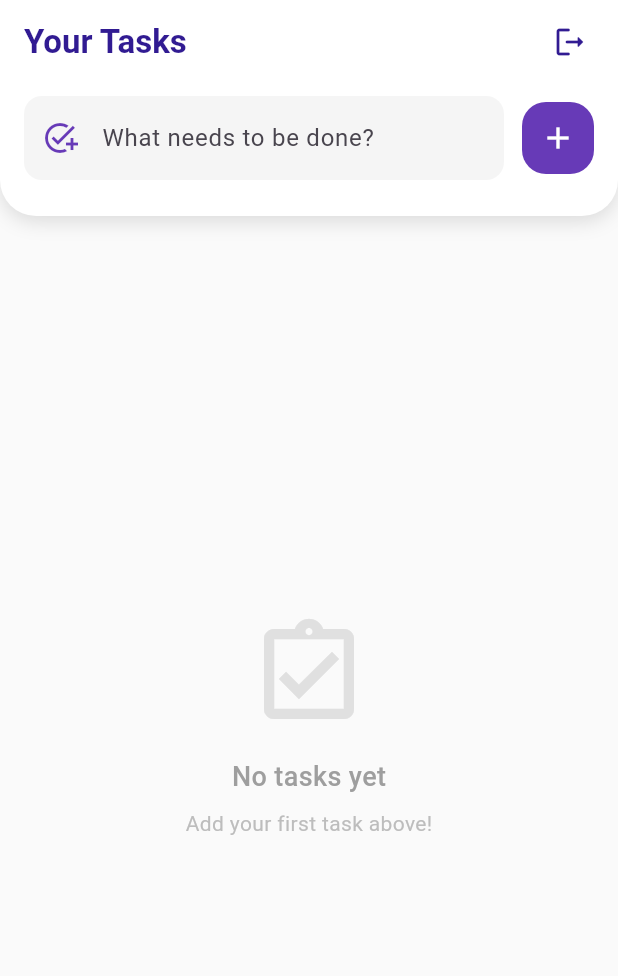
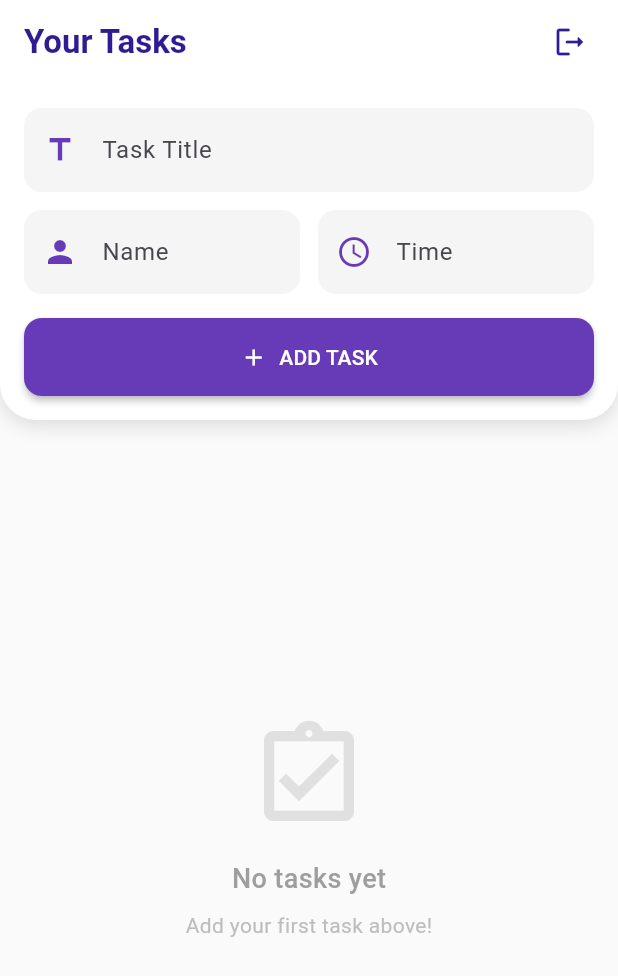
Before and after one commit to defender07/task, a Flutter app: the screen it shows once a user with an empty profile is signed in, on a phone screen of 412 x 824 dp. Shown: the top 976 px of the screen. Run offline on Flutter 3.47's test engine with Material 3 defaults, Android fonts, the phone set to English and light mode, and no system bars; our stand-ins replace dio, firebase_auth, firebase_core; accounts and stored records are empty; network calls fail.

Commit message:
feat: Introduce task management feature with home page, provider, model, and repository.

```diff
--- a/lib/data/models/task_model.dart
+++ b/lib/data/models/task_model.dart
@@ -1,11 +1,15 @@
 class TaskModel {
   final String? id;
   final String title;
+  final String name;
+  final String time;
   final bool completed;
 
   TaskModel({
     this.id,
     required this.title,
+    this.name = '',
+    this.time = '',
     this.completed = false,
   });
 
@@ -14,6 +18,8 @@ class TaskModel {
     return TaskModel(
       id: id,
       title: json['title'] ?? '',
+      name: json['name'] ?? '',
+      time: json['time'] ?? '',
       completed: json['completed'] ?? false,
     );
   }
@@ -21,6 +27,8 @@ class TaskModel {
   Map<String, dynamic> toJson() {
     return {
       'title': title,
+      'name': name,
+      'time': time,
       'completed': completed,
     };
   }
@@ -28,11 +36,15 @@ class TaskModel {
   TaskModel copyWith({
     String? id,
     String? title,
+    String? name,
+    String? time,
     bool? completed,
   }) {
     return TaskModel(
       id: id ?? this.id,
       title: title ?? this.title,
+      name: name ?? this.name,
+      time: time ?? this.time,
       completed: completed ?? this.completed,
     );
   }
--- a/lib/data/repositories/task_repository.dart
+++ b/lib/data/repositories/task_repository.dart
@@ -29,10 +29,9 @@ class TaskRepository {
         data: {'completed': completed});
   }
 
-  Future<void> updateTaskTitle(
-      String taskId, String title, String? token) async {
-    await _dio
-        .patch('$_itemBaseUrl$taskId.json?auth=$token', data: {'title': title});
+  Future<void> updateTask(TaskModel task, String? token) async {
+    await _dio.patch('$_itemBaseUrl${task.id}.json?auth=$token',
+        data: task.toJson());
   }
 
   Future<void> deleteTask(String taskId, String? token) async {
--- a/lib/presentation/pages/home_page.dart
+++ b/lib/presentation/pages/home_page.dart
@@ -13,6 +13,8 @@ class HomePage extends StatefulWidget {
 
 class _HomePageState extends State<HomePage> {
   final TextEditingController _taskController = TextEditingController();
+  final TextEditingController _nameController = TextEditingController();
+  final TextEditingController _timeController = TextEditingController();
 
   @override
   void initState() {
@@ -30,30 +32,54 @@ class _HomePageState extends State<HomePage> {
     if (_taskController.text.trim().isEmpty) return;
     final authProvider = Provider.of<AuthProvider>(context, listen: false);
     try {
-      await Provider.of<TaskProvider>(context, listen: false)
-          .addTask(_taskController.text.trim(), authProvider.token);
-      debugPrint('Task added successfully');
+      await Provider.of<TaskProvider>(context, listen: false).addTask(
+        _taskController.text.trim(),
+        _nameController.text.trim(),
+        _timeController.text.trim(),
+        authProvider.token,
+      );
       if (mounted) {
         ScaffoldMessenger.of(context).showSnackBar(
           const SnackBar(content: Text('Task added successfully!')),
         );
       }
       _taskController.clear();
+      _nameController.clear();
+      _timeController.clear();
     } catch (e) {
       debugPrint('Error adding task: $e');
     }
   }
 
   Future<void> _showEditDialog(TaskModel task) async {
-    final controller = TextEditingController(text: task.title);
+    final titleController = TextEditingController(text: task.title);
+    final nameController = TextEditingController(text: task.name);
+    final timeController = TextEditingController(text: task.time);
     return showDialog(
       context: context,
       builder: (context) {
         return AlertDialog(
           title: const Text('Edit Task'),
-          content: TextField(
-            controller: controller,
-            decoration: const InputDecoration(hintText: 'Task Name'),
+          content: SingleChildScrollView(
+            child: Column(
+              mainAxisSize: MainAxisSize.min,
+              children: [
+                TextField(
+                  controller: titleController,
+                  decoration: const InputDecoration(labelText: 'Task Title'),
+                ),
+                const SizedBox(height: 8),
+                TextField(
+                  controller: nameController,
+                  decoration: const InputDecoration(labelText: 'Name'),
+                ),
+                const SizedBox(height: 8),
+                TextField(
+                  controller: timeController,
+                  decoration: const InputDecoration(labelText: 'Time'),
+                ),
+              ],
+            ),
           ),
           actions: [
             TextButton(
@@ -62,12 +88,18 @@ class _HomePageState extends State<HomePage> {
             ),
             TextButton(
               onPressed: () async {
-                final newTitle = controller.text.trim();
+                final newTitle = titleController.text.trim();
                 if (newTitle.isNotEmpty) {
                   final authProvider =
                       Provider.of<AuthProvider>(context, listen: false);
                   await Provider.of<TaskProvider>(context, listen: false)
-                      .editTask(task, newTitle, authProvider.token);
+                      .editTask(
+                    task,
+                    newTitle,
+                    nameController.text.trim(),
+                    timeController.text.trim(),
+                    authProvider.token,
+                  );
                   if (context.mounted) {
                     Navigator.pop(context);
                     ScaffoldMessenger.of(context).showSnackBar(
@@ -112,7 +144,7 @@ class _HomePageState extends State<HomePage> {
           child: Column(
             children: [
               Container(
-                padding: const EdgeInsets.fromLTRB(16, 8, 16, 24),
+                padding: const EdgeInsets.all(16),
                 decoration: const BoxDecoration(
                   color: Colors.white,
                   borderRadius:
@@ -125,33 +157,52 @@ class _HomePageState extends State<HomePage> {
                     ),
                   ],
                 ),
-                child: Row(
+                child: Column(
                   children: [
-                    Expanded(
-                      child: TextField(
-                        controller: _taskController,
-                        decoration: InputDecoration(
-                          hintText: 'What needs to be done?',
-                          prefixIcon: const Icon(Icons.add_task,
-                              color: Colors.deepPurple),
-                          fillColor: Colors.grey[100],
-                          filled: true,
-                          border: OutlineInputBorder(
-                            borderRadius: BorderRadius.circular(16),
-                            borderSide: BorderSide.none,
+                    TextField(
+                      controller: _taskController,
+                      decoration: const InputDecoration(
+                        hintText: 'Task Title',
+                        prefixIcon: Icon(Icons.title, color: Colors.deepPurple),
+                      ),
+                    ),
+                    const SizedBox(height: 12),
+                    Row(
+                      children: [
+                        Expanded(
+                          child: TextField(
+                            controller: _nameController,
+                            decoration: const InputDecoration(
+                              hintText: 'Name',
+                              prefixIcon:
+                                  Icon(Icons.person, color: Colors.deepPurple),
+                            ),
                           ),
                         ),
-                      ),
+                        const SizedBox(width: 12),
+                        Expanded(
+                          child: TextField(
+                            controller: _timeController,
+                            decoration: const InputDecoration(
+                              hintText: 'Time',
+                              prefixIcon: Icon(Icons.access_time,
+                                  color: Colors.deepPurple),
+                            ),
+                          ),
+                        ),
+                      ],
                     ),
-                    const SizedBox(width: 12),
-                    Container(
-                      decoration: BoxDecoration(
-                        color: Colors.deepPurple,
-                        borderRadius: BorderRadius.circular(16),
-                      ),
-                      child: IconButton(
-                        icon: const Icon(Icons.add, color: Colors.white),
+                    const SizedBox(height: 16),
+                    SizedBox(
+                      width: double.infinity,
+                      child: ElevatedButton.icon(
                         onPressed: _addTask,
+                        icon: const Icon(Icons.add),
+                        label: const Text('ADD TASK'),
+                        style: ElevatedButton.styleFrom(
+                          backgroundColor: Colors.deepPurple,
+                          foregroundColor: Colors.white,
+                        ),
                       ),
                     ),
                   ],
@@ -210,14 +261,6 @@ class _HomePageState extends State<HomePage> {
                                 onTap: () async {
                                   await taskProvider.toggleTask(
                                       task, authProvider.token);
-                                  if (context.mounted) {
-                                    ScaffoldMessenger.of(context).showSnackBar(
-                                      const SnackBar(
-                                        content: Text('Task updated!'),
-                                        duration: Duration(seconds: 1),
-                                      ),
-                                    );
-                                  }
                                 },
                                 child: Container(
                                   padding: const EdgeInsets.all(8),
@@ -242,7 +285,7 @@ class _HomePageState extends State<HomePage> {
                                 task.title,
                                 style: TextStyle(
                                   fontSize: 16,
-                                  fontWeight: FontWeight.w500,
+                                  fontWeight: FontWeight.bold,
                                   decoration: task.completed
                                       ? TextDecoration.lineThrough
                                       : null,
@@ -250,6 +293,39 @@ class _HomePageState extends State<HomePage> {
                                       ? Colors.grey
                                       : Colors.black87,
                                 ),
+                              ),
+                              subtitle: Column(
+                                crossAxisAlignment: CrossAxisAlignment.start,
+                                children: [
+                                  if (task.name.isNotEmpty)
+                                    Padding(
+                                      padding: const EdgeInsets.only(top: 4),
+                                      child: Row(
+                                        children: [
+                                          const Icon(Icons.person,
+                                              size: 14, color: Colors.grey),
+                                          const SizedBox(width: 4),
+                                          Text(task.name,
+                                              style: const TextStyle(
+                                                  color: Colors.grey)),
+                                        ],
+                                      ),
+                                    ),
+                                  if (task.time.isNotEmpty)
+                                    Padding(
+                                      padding: const EdgeInsets.only(top: 2),
+                                      child: Row(
+                                        children: [
+                                          const Icon(Icons.access_time,
+                                              size: 14, color: Colors.grey),
+                                          const SizedBox(width: 4),
+                                          Text(task.time,
+                                              style: const TextStyle(
+                                                  color: Colors.grey)),
+                                        ],
+                                      ),
+                                    ),
+                                ],
                               ),
                               trailing: Row(
                                 mainAxisSize: MainAxisSize.min,
@@ -267,15 +343,6 @@ class _HomePageState extends State<HomePage> {
                                     onPressed: () async {
                                       await taskProvider.deleteTask(
                                           task.id!, authProvider.token);
-                                      if (context.mounted) {
-                                        ScaffoldMessenger.of(context)
-                                            .showSnackBar(
-                                          const SnackBar(
-                                            content: Text('Task deleted'),
-                                            duration: Duration(seconds: 1),
-                                          ),
-                                        );
-                                      }
                                     },
                                     visualDensity: VisualDensity.compact,
                                   ),
--- a/lib/presentation/providers/task_provider.dart
+++ b/lib/presentation/providers/task_provider.dart
@@ -23,8 +23,9 @@ class TaskProvider with ChangeNotifier {
     }
   }
 
-  Future<void> addTask(String title, String? token) async {
-    final newTask = TaskModel(title: title);
+  Future<void> addTask(
+      String title, String name, String time, String? token) async {
+    final newTask = TaskModel(title: title, name: name, time: time);
     try {
       final id = await _repository.createTask(newTask, token);
       _tasks.add(newTask.copyWith(id: id));
@@ -48,12 +49,15 @@ class TaskProvider with ChangeNotifier {
     }
   }
 
-  Future<void> editTask(TaskModel task, String newTitle, String? token) async {
+  Future<void> editTask(TaskModel task, String newTitle, String newName,
+      String newTime, String? token) async {
     try {
-      await _repository.updateTaskTitle(task.id!, newTitle, token);
+      final updatedTask =
+          task.copyWith(title: newTitle, name: newName, time: newTime);
+      await _repository.updateTask(updatedTask, token);
       final index = _tasks.indexWhere((t) => t.id == task.id);
       if (index != -1) {
-        _tasks[index] = task.copyWith(title: newTitle);
+        _tasks[index] = updatedTask;
         notifyListeners();
       }
     } catch (e) {
```
